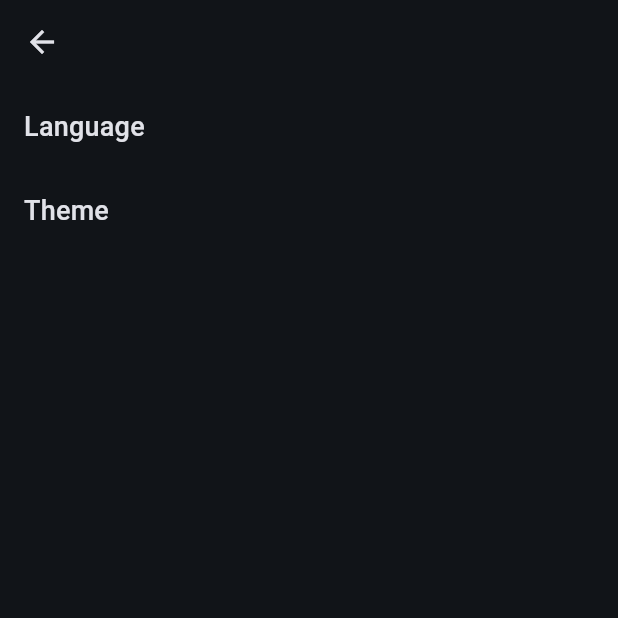
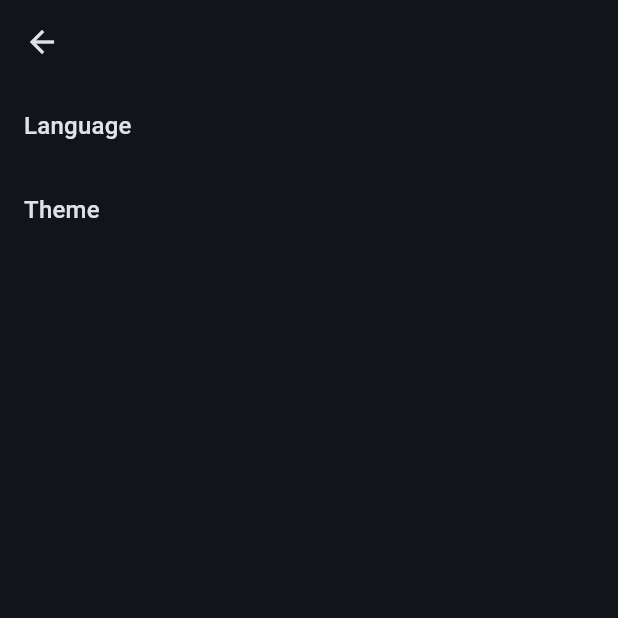
Before and after one commit to hieppham1999/qr_generator_flutter, a Flutter app: the AppSettingPage screen opened directly, on a phone screen of 412 x 824 dp, the top half of it. Run offline on Flutter 3.47's test engine with Material 3 defaults, Android fonts, the phone set to English and light mode, and no system bars; our stand-ins replace equatable, flutter_bloc, flutter_colorpicker, freezed_annotation, get_it, injectable and 2 more; missing offline and left inert: mobile_scanner; generated files the repository leaves out were written again.

Commit message:
add qr create page

```diff
--- a/lib/core/typography.dart
+++ b/lib/core/typography.dart
@@ -1,9 +1,73 @@
 import 'package:flutter/material.dart';
 
-final TextTheme appTextTheme = TextTheme(
+final appTextTheme = TextTheme(
+  displayLarge: TextStyle(
+    fontSize: 57,
+    fontWeight: FontWeight.bold,
+    letterSpacing: -0.25,
+  ),
+  displayMedium: TextStyle(
+    fontSize: 45,
+    fontWeight: FontWeight.bold,
+  ),
+  displaySmall: TextStyle(
+    fontSize: 36,
+    fontWeight: FontWeight.w600,
+  ),
+  headlineLarge: TextStyle(
+    fontSize: 32,
+    fontWeight: FontWeight.w600,
+  ),
+  headlineMedium: TextStyle(
+    fontSize: 28,
+    fontWeight: FontWeight.w500,
+  ),
+  headlineSmall: TextStyle(
+    fontSize: 24,
+    fontWeight: FontWeight.w500,
+  ),
+  titleLarge: TextStyle(
+    fontSize: 22,
+    fontWeight: FontWeight.w500,
+  ),
+  titleMedium: TextStyle(
+    fontSize: 16,
+    fontWeight: FontWeight.w500,
+    letterSpacing: 0.15,
+  ),
+  titleSmall: TextStyle(
+    fontSize: 14,
+    fontWeight: FontWeight.w500,
+    letterSpacing: 0.1,
+  ),
+  bodyLarge: TextStyle(
+    fontSize: 16,
+    fontWeight: FontWeight.normal,
+    letterSpacing: 0.5,
+  ),
+  bodyMedium: TextStyle(
+    fontSize: 14,
+    fontWeight: FontWeight.normal,
+    letterSpacing: 0.25,
+  ),
+  bodySmall: TextStyle(
+    fontSize: 12,
+    fontWeight: FontWeight.normal,
+    letterSpacing: 0.4,
+  ),
   labelLarge: TextStyle(
-    fontSize: 16,
-    // height: 24
+    fontSize: 14,
+    fontWeight: FontWeight.w500,
+    letterSpacing: 0.1,
   ),
-  titleMedium: TextStyle(fontSize: 18),
+  labelMedium: TextStyle(
+    fontSize: 12,
+    fontWeight: FontWeight.w500,
+    letterSpacing: 0.5,
+  ),
+  labelSmall: TextStyle(
+    fontSize: 11,
+    fontWeight: FontWeight.w500,
+    letterSpacing: 0.5,
+  ),
 );
--- a/lib/data/qr_model/qr_model.dart
+++ b/lib/data/qr_model/qr_model.dart
@@ -17,7 +17,7 @@ class QrModel with _$QrModel {
   @override
   final QrDataModuleStyle moduleStyle;
 
-  QrModel({
+  const QrModel({
     this.content,
     this.versions = -1,
     this.moduleStyle = const QrDataModuleStyle(
--- a/lib/l10n/app_en.arb
+++ b/lib/l10n/app_en.arb
@@ -3,5 +3,6 @@
   "btnGenerate": "Generate",
   "titleColorPicker": "Pick a color!",
   "buttonSelect": "Select",
-      "buttonCancel": "Cancel"
+  "buttonCancel": "Cancel",
+  "homeTab": "Home"
 }
--- a/lib/l10n/app_vi.arb
+++ b/lib/l10n/app_vi.arb
@@ -3,5 +3,6 @@
   "btnGenerate": "Tạo",
   "titleColorPicker": "Chọn màu",
   "buttonSelect": "Chọn",
-  "buttonCancel": "Huỷ"
+  "buttonCancel": "Huỷ",
+  "homeTab": "Trang chủ"
 }
--- a/lib/navigation/app_router.dart
+++ b/lib/navigation/app_router.dart
@@ -1,9 +1,8 @@
-import 'dart:developer';
-
 import 'package:flutter/material.dart';
 import 'package:get_it/get_it.dart';
 import 'package:qr_generator_flutter/features/app_setting/app_setting_page.dart';
 import 'package:qr_generator_flutter/features/home/home_page.dart';
+import 'package:qr_generator_flutter/features/qr_create/qr_create_page.dart';
 import 'package:qr_generator_flutter/features/scan_qr/qr_scanner_page.dart';
 import 'package:qr_generator_flutter/navigation/app_routes.dart';
 import 'package:qr_generator_flutter/utils/app_logger.dart';
@@ -30,6 +29,9 @@ class AppRouter {
           return MaterialPageRoute(builder: (_) => const AppSettingPage());
       case QrScanRoute():
         return MaterialPageRoute(builder: (_) => QrScannerPage());
+      case QrCreateRoute():
+        return MaterialPageRoute(builder: (_) => QrCreatePage());
+
     }
   }
 
--- a/lib/navigation/app_routes.dart
+++ b/lib/navigation/app_routes.dart
@@ -14,3 +14,7 @@ class SettingsRoute extends AppRoutes {
 class QrScanRoute extends AppRoutes {
   const QrScanRoute() : super(path: '/qr-scan');
 }
+
+class QrCreateRoute extends AppRoutes {
+  const QrCreateRoute() : super(path: '/qr-create');
+}
```
Also changed, not shown: lib/core/languages.dart (added, +15 -0 lines), lib/features/home/home_cubit.dart (+1 -27 lines), lib/features/home/home_page.dart (+1 -62 lines), lib/features/qr_create/qr_create_cubit.dart (added, +48 -0 lines), lib/features/qr_create/qr_create_page.dart (added, +100 -0 lines), lib/features/qr_create/qr_create_state.dart (added, +12 -0 lines), lib/widgets/bottom_navigation_bar.dart (+9 -3 lines), lib/di/injection.config.dart. Lines whose indentation alone changed are shown as unchanged.
